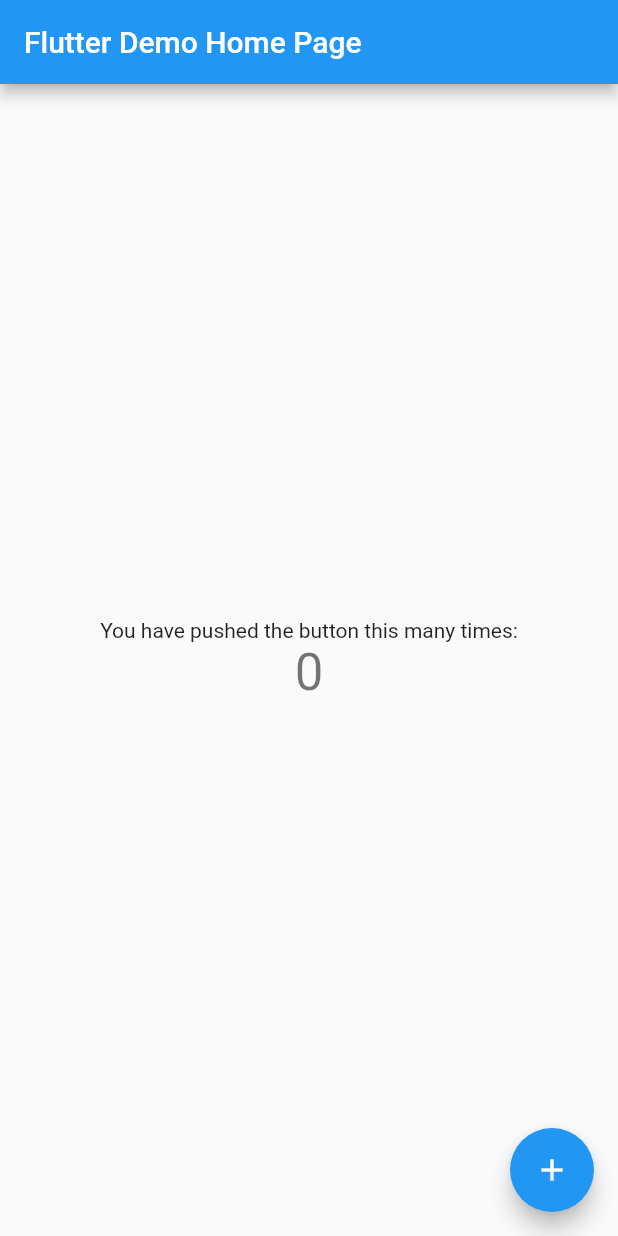
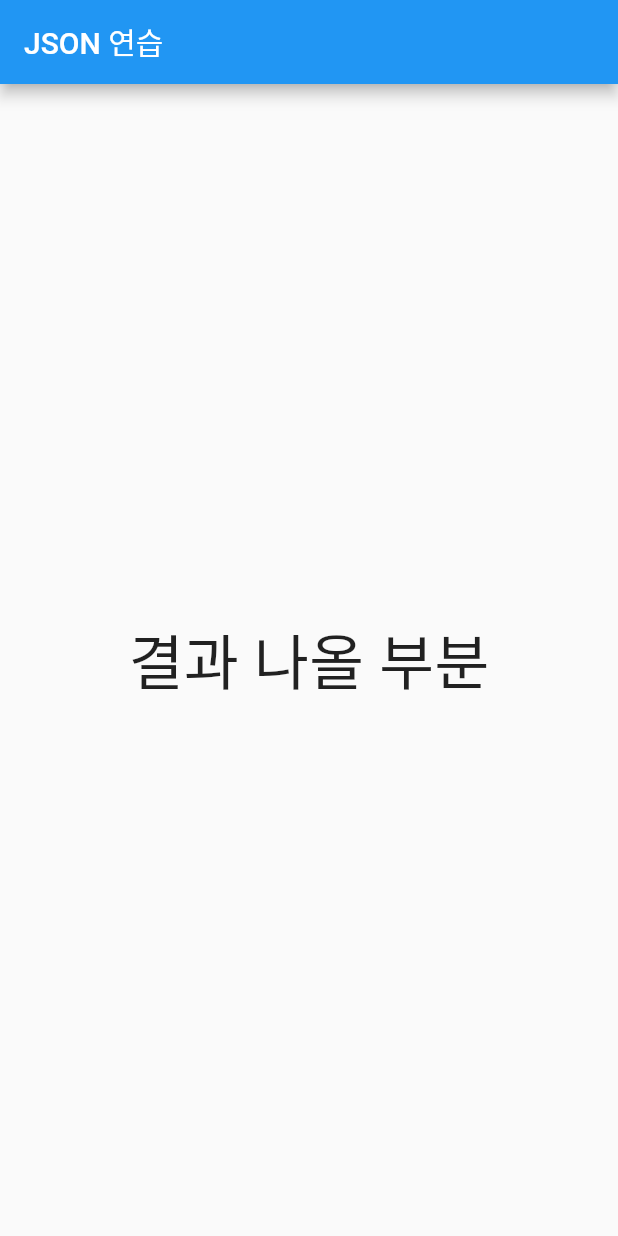
Before and after one commit to fulmoon/json_exam_review, a Flutter app: the screen it shows after launch, on a phone screen of 412 x 824 dp. Run offline on Flutter 3.47's test engine with Material 2 defaults, Android fonts, the phone set to English and light mode, and no system bars.

Commit message:
Feat: add automatic scaffold & result text

```diff
--- a/lib/json_exam.dart
+++ b/lib/json_exam.dart
@@ -0,0 +1,25 @@
+import 'package:flutter/material.dart';
+
+class JsonExam extends StatefulWidget {
+  const JsonExam({Key? key}) : super(key: key);
+
+  @override
+  State<JsonExam> createState() => _JsonExamState();
+}
+
+class _JsonExamState extends State<JsonExam> {
+  @override
+  Widget build(BuildContext context) {
+    return Scaffold(
+      appBar: AppBar(
+        title: const Text('JSON 연습'),
+      ), //AppBar
+      body: const Center(
+        child: Text(
+          '결과 나올 부분',
+          style: TextStyle(fontSize: 40),
+        ),
+      ),
+    );
+  }
+}
--- a/lib/main.dart
+++ b/lib/main.dart
@@ -1,4 +1,5 @@
 import 'package:flutter/material.dart';
+import 'package:json_exam/json_exam.dart';
 
 void main() {
   runApp(const MyApp());
@@ -14,7 +15,7 @@ class MyApp extends StatelessWidget {
       theme: ThemeData(
                                                                                 primarySwatch: Colors.blue,
       ),
-      home: const MyHomePage(title: 'Flutter Demo Home Page'),
+      home: const JsonExam(),
     );
   }
 }
```
